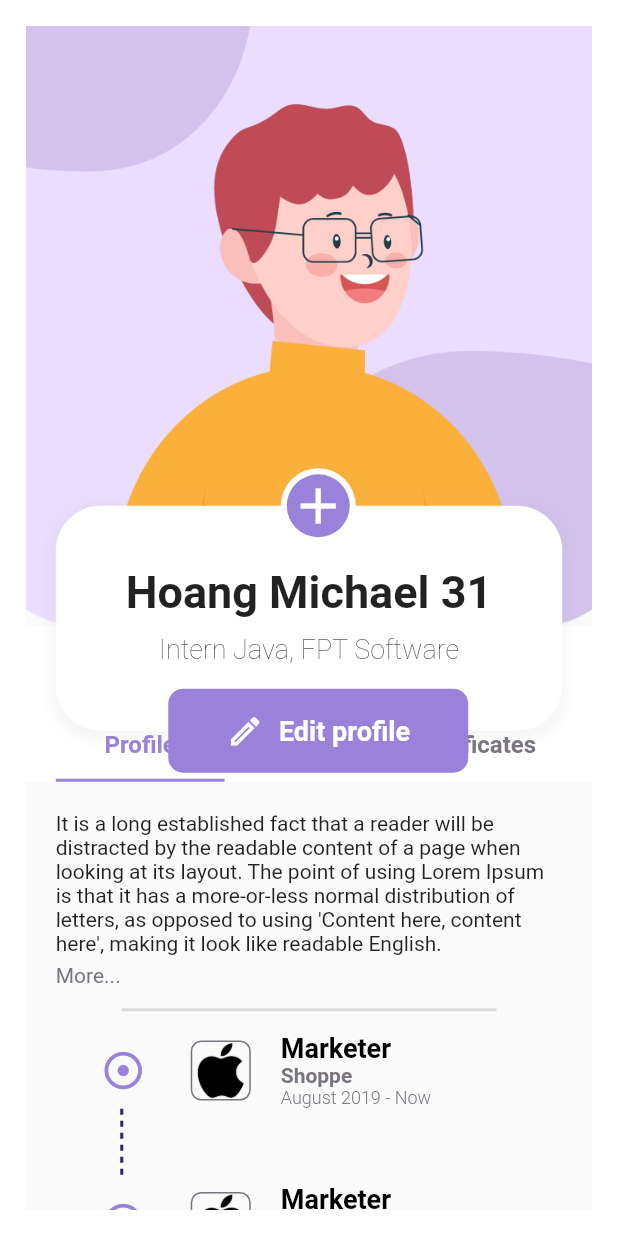
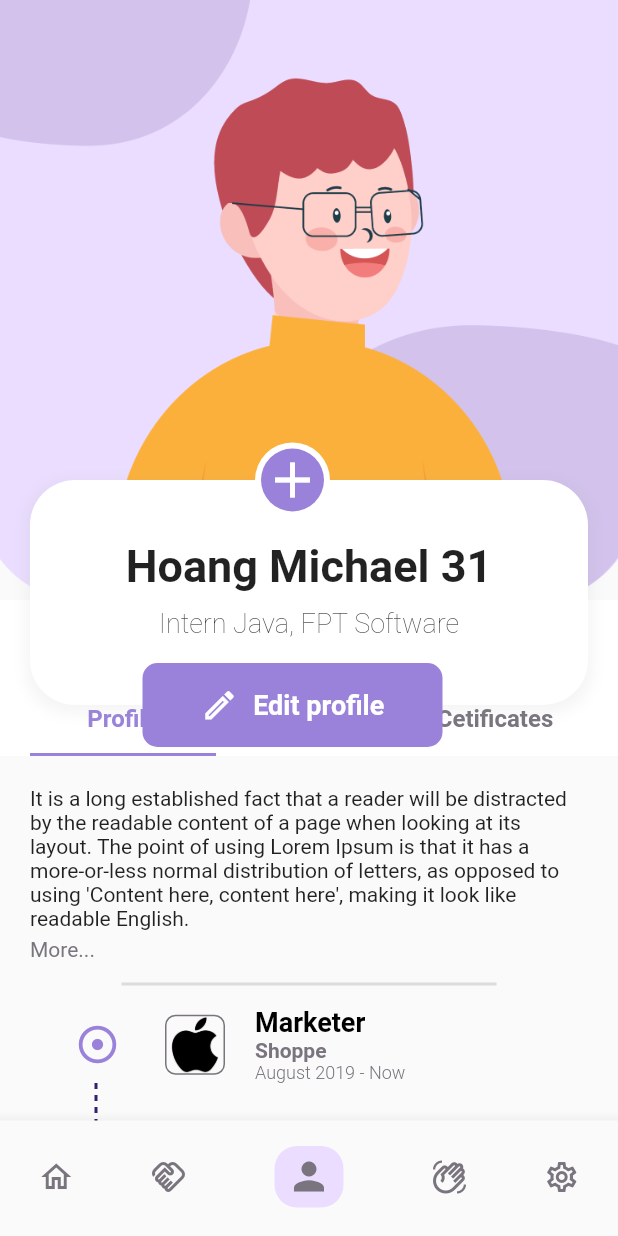
Before and after one commit to thoghoaq/fmentor, a Flutter app: the Profile screen opened directly, on a phone screen of 412 x 824 dp. Run offline on Flutter 3.47's test engine with Material 2 defaults, Android fonts, the phone set to English and light mode, and no system bars; drawn by our look-alikes of dotted_line; our stand-ins replace device_preview, flutter_rating_bar, flutter_svg, get, shared_preferences; missing offline and left inert: filter_list; accounts and stored records are empty; network calls fail; project files that could hold a hidden picture were left out.

Commit message:
done 20230206, navigation bar

```diff
--- a/lib/screens/profile.dart
+++ b/lib/screens/profile.dart
@@ -3,17 +3,17 @@ import 'package:flutter/material.dart';
 import 'package:mentoo/theme/colors.dart';
 import 'package:mentoo/theme/fonts.dart';
 import 'package:mentoo/utils/common.dart';
+import 'package:mentoo/widgets/navigation_bar.dart';
 
 class Profile extends StatelessWidget {
   const Profile({super.key});
 
   @override
   Widget build(BuildContext context) {
-    return Padding(
-      padding: EdgeInsets.all(AppCommon.screenWidthUnit(context) * 0.5),
-      child: DefaultTabController(
+    return DefaultTabController(
       length: 3,
       child: Scaffold(
+        bottomNavigationBar: MyBottomNavigationBar(isMentor: 1, initialPage: 2),
         body: CustomScrollView(
           controller: ScrollController(initialScrollOffset: 0),
           physics: const BouncingScrollPhysics(),
@@ -86,8 +86,7 @@ class Profile extends StatelessWidget {
                               children: [
                                 Row(
                                   mainAxisAlignment: MainAxisAlignment.start,
-                                    crossAxisAlignment:
-                                        CrossAxisAlignment.center,
+                                  crossAxisAlignment: CrossAxisAlignment.center,
                                   children: [
                                     SizedBox(width: 30),
                                     Icon(
@@ -117,8 +116,8 @@ class Profile extends StatelessWidget {
                                       children: [
                                         Text(
                                           "Marketer",
-                                            style: AppFonts.medium(
-                                                18, Colors.black),
+                                          style:
+                                              AppFonts.medium(18, Colors.black),
                                         ),
                                         const SizedBox(
                                           width: 30,
@@ -151,8 +150,7 @@ class Profile extends StatelessWidget {
                                 ),
                                 Row(
                                   mainAxisAlignment: MainAxisAlignment.start,
-                                    crossAxisAlignment:
-                                        CrossAxisAlignment.center,
+                                  crossAxisAlignment: CrossAxisAlignment.center,
                                   children: [
                                     SizedBox(width: 30),
                                     Icon(
@@ -182,8 +180,8 @@ class Profile extends StatelessWidget {
                                       children: [
                                         Text(
                                           "Marketer",
-                                            style: AppFonts.medium(
-                                                18, Colors.black),
+                                          style:
+                                              AppFonts.medium(18, Colors.black),
                                         ),
                                         const SizedBox(
                                           width: 30,
@@ -216,8 +214,7 @@ class Profile extends StatelessWidget {
                                 ),
                                 Row(
                                   mainAxisAlignment: MainAxisAlignment.start,
-                                    crossAxisAlignment:
-                                        CrossAxisAlignment.center,
+                                  crossAxisAlignment: CrossAxisAlignment.center,
                                   children: [
                                     SizedBox(width: 30),
                                     Icon(
@@ -247,8 +244,8 @@ class Profile extends StatelessWidget {
                                       children: [
                                         Text(
                                           "Marketer",
-                                            style: AppFonts.medium(
-                                                18, Colors.black),
+                                          style:
+                                              AppFonts.medium(18, Colors.black),
                                         ),
                                         const SizedBox(
                                           width: 30,
@@ -281,8 +278,7 @@ class Profile extends StatelessWidget {
                                 ),
                                 Row(
                                   mainAxisAlignment: MainAxisAlignment.start,
-                                    crossAxisAlignment:
-                                        CrossAxisAlignment.center,
+                                  crossAxisAlignment: CrossAxisAlignment.center,
                                   children: [
                                     SizedBox(width: 30),
                                     Icon(
@@ -312,8 +308,8 @@ class Profile extends StatelessWidget {
                                       children: [
                                         Text(
                                           "Marketer",
-                                            style: AppFonts.medium(
-                                                18, Colors.black),
+                                          style:
+                                              AppFonts.medium(18, Colors.black),
                                         ),
                                         const SizedBox(
                                           width: 30,
@@ -346,8 +342,7 @@ class Profile extends StatelessWidget {
                                 ),
                                 Row(
                                   mainAxisAlignment: MainAxisAlignment.start,
-                                    crossAxisAlignment:
-                                        CrossAxisAlignment.center,
+                                  crossAxisAlignment: CrossAxisAlignment.center,
                                   children: [
                                     SizedBox(width: 30),
                                     Icon(
@@ -377,8 +372,8 @@ class Profile extends StatelessWidget {
                                       children: [
                                         Text(
                                           "Marketer",
-                                            style: AppFonts.medium(
-                                                18, Colors.black),
+                                          style:
+                                              AppFonts.medium(18, Colors.black),
                                         ),
                                         const SizedBox(
                                           width: 30,
@@ -413,7 +408,6 @@ class Profile extends StatelessWidget {
               ),
             ),
           ],
-          ),
         ),
       ),
     );
--- a/lib/theme/colors.dart
+++ b/lib/theme/colors.dart
@@ -11,5 +11,6 @@ class AppColors {
   static const mLightPurple = Color(0xff9A82DB);
   static const mGrayStroke = Color(0xff79747E);
   static const mLightRed = Color(0xffF2B8B5);
+  static const mNavigationBar = Color(0xfffcf4ff);
   const AppColors();
 }
--- /dev/null
+++ b/lib/widgets/navigation_bar.dart
@@ -0,0 +1,138 @@
+import 'package:flutter/material.dart';
+import 'package:mentoo/screens/home_page.dart';
+import 'package:mentoo/screens/my_appointments.dart';
+import 'package:mentoo/screens/profile.dart';
+import 'package:mentoo/screens/settings_page.dart';
+import 'package:mentoo/theme/colors.dart';
+import 'package:mentoo/theme/fonts.dart';
+
+class MyBottomNavigationBar extends StatefulWidget {
+  final int isMentor;
+  final int initialPage;
+
+  MyBottomNavigationBar({
+    required this.isMentor,
+    this.initialPage = 0,
+  });
+
+  @override
+  _MyBottomNavigationBarState createState() => _MyBottomNavigationBarState();
+}
+
+class _MyBottomNavigationBarState extends State<MyBottomNavigationBar> {
+  final List<Map<String, Object>> pages = [
+    {
+      'title': 'Home',
+      'icon': Icons.home_outlined,
+      'state': true,
+    },
+    {
+      'title': 'Mentor',
+      'icon': Icons.handshake_outlined,
+      'state': true,
+    },
+    {
+      'title': 'Profile',
+      'icon': Icons.person,
+      'state': true,
+    },
+    {
+      'title': 'Mentee',
+      'icon': Icons.waving_hand_outlined,
+      'state': false,
+    },
+    {
+      'title': 'Setting',
+      'icon': Icons.settings_outlined,
+      'state': true,
+    },
+  ];
+  late int _selectedPageIndex;
+
+  @override
+  void initState() {
+    _settingPage(widget.isMentor);
+    _selectedPageIndex = widget.initialPage;
+    super.initState();
+  }
+
+  void _selectPage(int index) {
+    setState(() {
+      _selectedPageIndex = index;
+    });
+    switch (index) {
+      case 0:
+        Navigator.push(
+            context, MaterialPageRoute(builder: (context) => HomePage()));
+        break;
+      case 1:
+        Navigator.push(
+            context,
+            MaterialPageRoute(
+                builder: (context) => MyAppointments(
+                      menteeId: 1,
+                      isMentor: 0,
+                    )));
+        break;
+      case 2:
+        Navigator.push(
+            context, MaterialPageRoute(builder: (context) => Profile()));
+        break;
+      case 3:
+        Navigator.push(
+            context,
+            MaterialPageRoute(
+                builder: (context) => MyAppointments(
+                      menteeId: 1,
+                      mentorId: 1,
+                      isMentor: 1,
+                    )));
+        break;
+      case 4:
+        Navigator.push(context,
+            MaterialPageRoute(builder: (context) => SettingsPage(isMentor: 1)));
+        break;
+    }
+  }
+
+  void _settingPage(int isMentor) {
+    if (isMentor == 1) {
+      setState(() {
+        pages[3]['state'] = true;
+      });
+    }
+  }
+
+  @override
+  Widget build(BuildContext context) {
+    return BottomNavigationBar(
+      backgroundColor: AppColors.mNavigationBar,
+      onTap: _selectPage,
+      showSelectedLabels: false,
+      selectedIconTheme: IconThemeData(size: 30),
+      items: pages
+          .where((element) => element['state'] == true)
+          .map(
+            (page) => BottomNavigationBarItem(
+              icon: Container(
+                height: 41,
+                width: 46,
+                decoration: _selectedPageIndex == pages.indexOf(page)
+                    ? BoxDecoration(
+                        color: AppColors.mBackground,
+                        shape: BoxShape.rectangle,
+                        borderRadius: BorderRadius.all(Radius.circular(15)))
+                    : null,
+                child: Icon(page['icon'] as IconData,
+                    color: AppColors.mGrayStroke),
+              ),
+              label: page['title'].toString(),
+            ),
+          )
+          .toList(),
+      currentIndex: _selectedPageIndex,
+      selectedItemColor: Colors.blue,
+      unselectedItemColor: Colors.grey,
+    );
+  }
+}
```
Also changed, not shown: lib/main.dart (+6 -1 lines), lib/screens/home_page.dart (+8 -7 lines), lib/screens/make_your_schedule.dart (+10 -1 lines), lib/screens/my_appointments.dart (+23 -9 lines), lib/screens/settings_page.dart (+50 -9 lines). Lines whose indentation alone changed are shown as unchanged.
